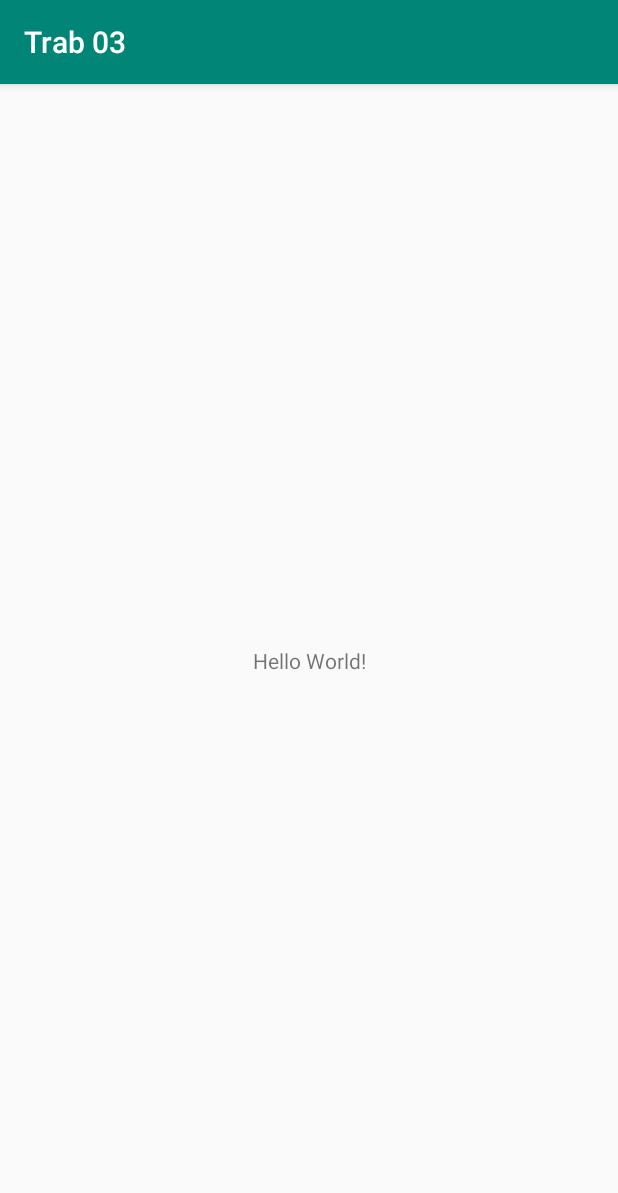
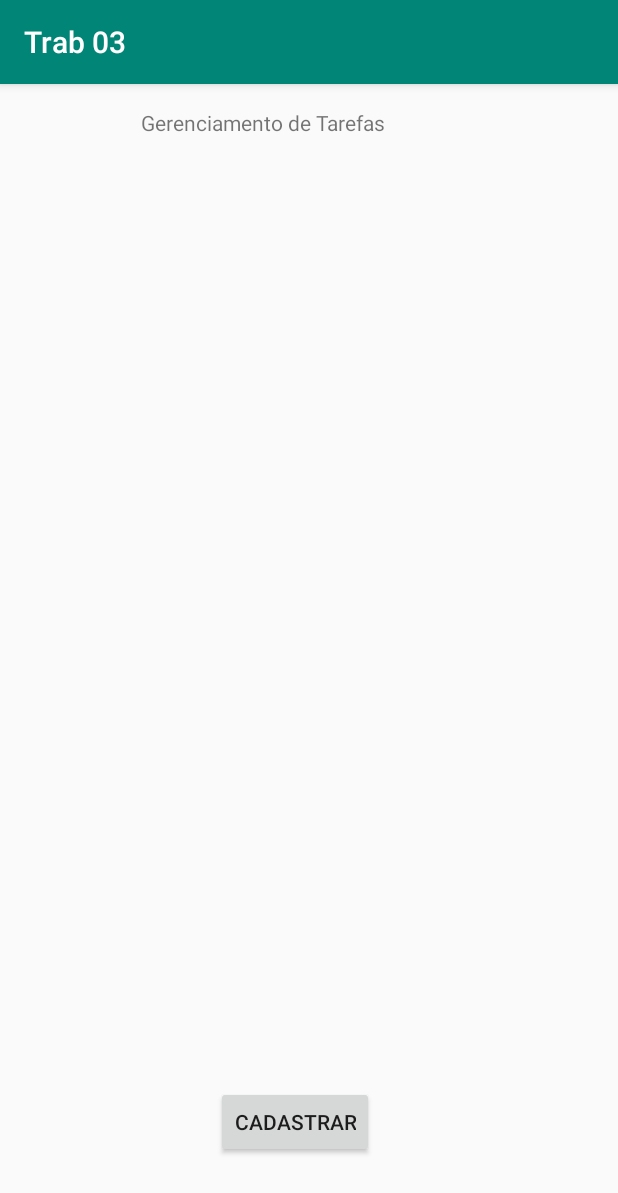
Before and after one commit to ufjf-dcc196/2019-1-dcc196-trb2-RomuloLASS, an Android app: the screen it shows after launch (MainActivity), on a phone screen of 412 x 824 dp. Shown: the top 1193 px of the screen. Run offline under Robolectric (Android 15) with nearby library versions, the phone set to English and light mode, and no system bars.

Commit message:
TarefasAdapter e tarefas_layout criados

```diff
--- a/app/build.gradle
+++ b/app/build.gradle
@@ -25,4 +25,5 @@ dependencies {
     testImplementation 'junit:junit:4.12'
     androidTestImplementation 'com.android.support.test:runner:1.0.2'
     androidTestImplementation 'com.android.support.test.espresso:espresso-core:3.0.2'
+    implementation 'com.android.support:recyclerview-v7:28.0.0'
 }
--- a/app/src/main/java/br/ufjf/dcc196/trab03/MainActivity.java
+++ b/app/src/main/java/br/ufjf/dcc196/trab03/MainActivity.java
@@ -2,6 +2,7 @@ package br.ufjf.dcc196.trab03;
 
 import android.support.v7.app.AppCompatActivity;
 import android.os.Bundle;
+import android.support.v7.widget.RecyclerView;
 
 public class MainActivity extends AppCompatActivity {
 
@@ -9,6 +10,7 @@ public class MainActivity extends AppCompatActivity {
     protected void onCreate(Bundle savedInstanceState) {
         super.onCreate(savedInstanceState);
         setContentView(R.layout.activity_main);
+        RecyclerView recyclerView = findViewById(R.id.rvTask);
 
     }
 }
--- a/app/src/main/java/br/ufjf/dcc196/trab03/TarefasContract.java
+++ b/app/src/main/java/br/ufjf/dcc196/trab03/TarefasContract.java
@@ -15,6 +15,7 @@ public class TarefasContract {
         public static final String COLLUMN_HORALIMITE = "horalimite";
         public static final String COLLUMN_DATAATUAL = "dataatual";
         public static final String COLLUMN_HORAATUAL = "horaatual";
+        public static final String COLLUMN TAG = "tag";
         */
         //Criação da tabela
         public static final String CREATE_TABLE = String.format("CREATE TABLE %s (%s INTEGER PRIMARY KEY AUTOINCREMENT, %s TEXT, %s TEXT, %s TEXT)", TABLE_NAME, _ID, COLLUMN_TITULO, COLLUMN_DESCRICACAO, COLLUMN_GRAU);
--- a/app/src/main/res/layout/activity_main.xml
+++ b/app/src/main/res/layout/activity_main.xml
@@ -7,12 +7,46 @@
     tools:context=".MainActivity">
 
     <TextView
+        android:id="@+id/txtTitle"
+        android:layout_width="197dp"
+        android:layout_height="29dp"
+        android:text="Gerenciamento de Tarefas"
+        app:layout_constraintBottom_toBottomOf="parent"
+        app:layout_constraintHorizontal_bias="0.439"
+        app:layout_constraintLeft_toLeftOf="parent"
+        app:layout_constraintRight_toRightOf="parent"
+        app:layout_constraintTop_toTopOf="parent"
+        app:layout_constraintVertical_bias="0.022" />
+
+    <android.support.v7.widget.RecyclerView
+        android:id="@+id/rvTask"
+        android:layout_width="320dp"
+        android:layout_height="539dp"
+        android:layout_marginStart="8dp"
+        android:layout_marginLeft="8dp"
+        android:layout_marginTop="8dp"
+        android:layout_marginEnd="8dp"
+        android:layout_marginRight="8dp"
+        android:layout_marginBottom="8dp"
+        app:layout_constraintBottom_toTopOf="@+id/btnRegister"
+        app:layout_constraintEnd_toEndOf="parent"
+        app:layout_constraintHorizontal_bias="0.32"
+        app:layout_constraintStart_toStartOf="parent"
+        app:layout_constraintTop_toBottomOf="@+id/txtTitle" />
+
+    <Button
+        android:id="@+id/btnRegister"
         android:layout_width="wrap_content"
         android:layout_height="wrap_content"
-        android:text="Hello World!"
+        android:layout_marginStart="8dp"
+        android:layout_marginLeft="8dp"
+        android:layout_marginEnd="8dp"
+        android:layout_marginRight="8dp"
+        android:layout_marginBottom="52dp"
+        android:text="Cadastrar"
         app:layout_constraintBottom_toBottomOf="parent"
-        app:layout_constraintLeft_toLeftOf="parent"
-        app:layout_constraintRight_toRightOf="parent"
-        app:layout_constraintTop_toTopOf="parent" />
+        app:layout_constraintEnd_toEndOf="parent"
+        app:layout_constraintHorizontal_bias="0.469"
+        app:layout_constraintStart_toStartOf="parent" />
 
 </android.support.constraint.ConstraintLayout>
--- /dev/null
+++ b/app/src/main/res/layout/tarefas_layout.xml
@@ -0,0 +1,6 @@
+<?xml version="1.0" encoding="utf-8"?>
+<LinearLayout xmlns:android="http://schemas.android.com/apk/res/android"
+    android:layout_width="match_parent"
+    android:layout_height="match_parent">
+
+</LinearLayout>
```
Also changed, not shown: app/src/main/java/br/ufjf/dcc196/trab03/TarefasAdapter.java (added, +49 -0 lines).
